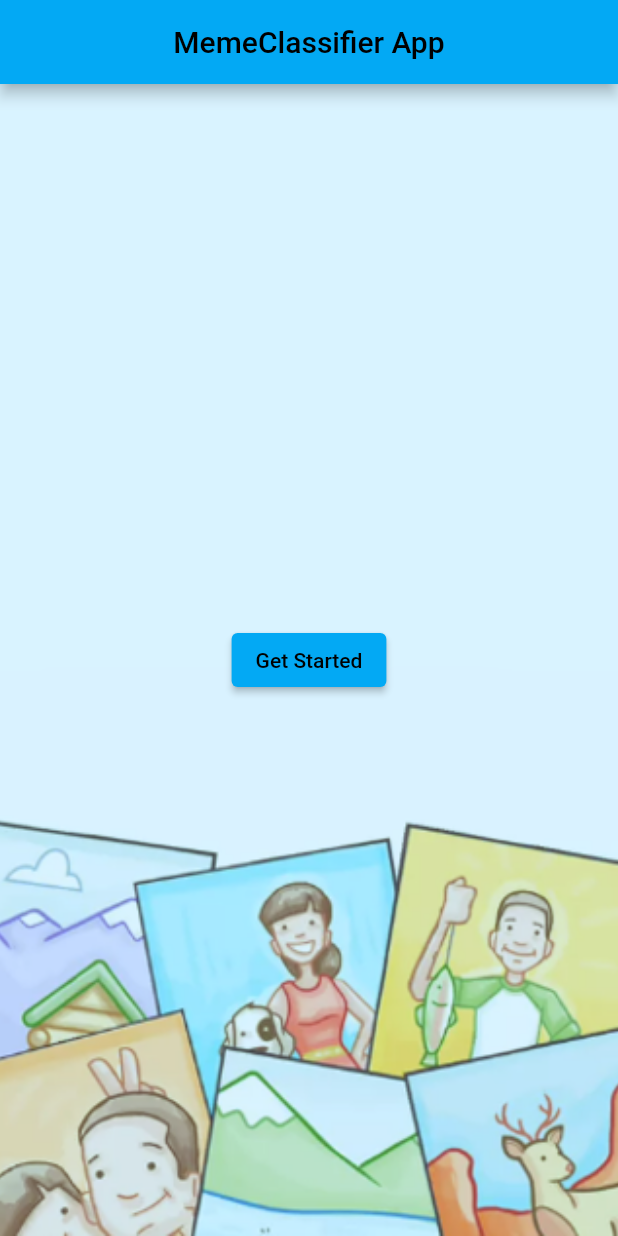
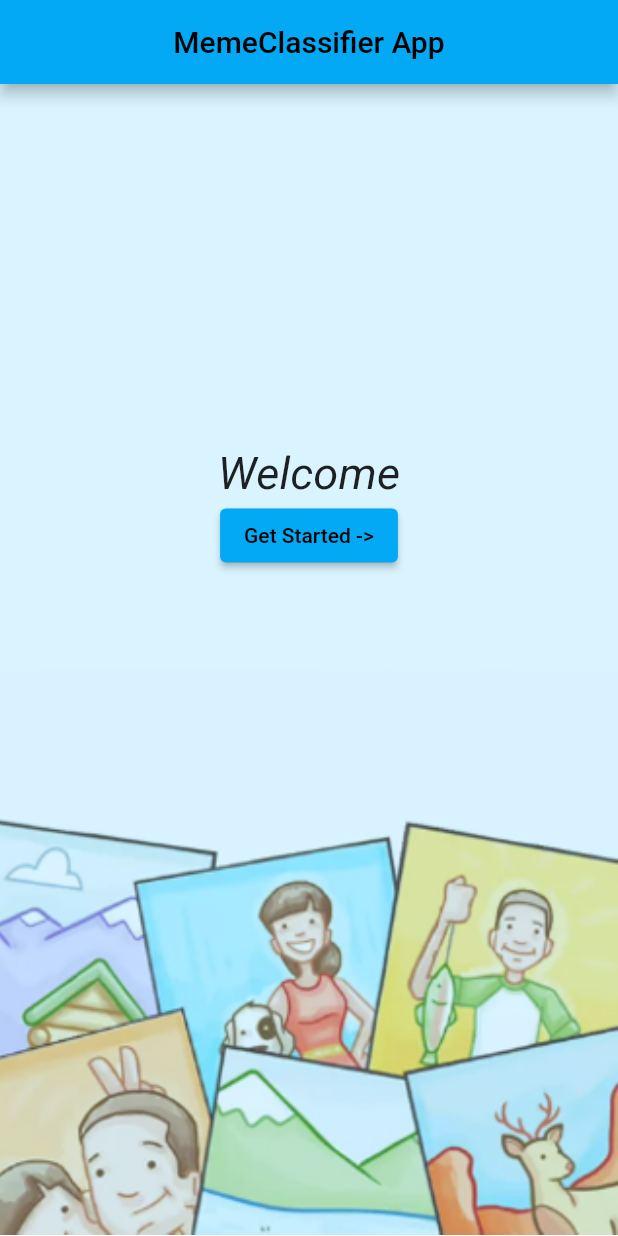
Before and after one commit to Rellik-7/meme_classifier, a Flutter app: the screen it shows after launch, on a phone screen of 412 x 824 dp. Run offline on Flutter 3.47's test engine with Material 2 defaults, Android fonts, the light colour scheme and no system bars; drawn by our look-alikes of animated_text_kit.

Commit message:
first commit

```diff
--- a/lib/main.dart
+++ b/lib/main.dart
@@ -1,3 +1,4 @@
+import 'package:animated_text_kit/animated_text_kit.dart';
 import 'package:flutter/material.dart';
 
 void main() {
@@ -58,7 +59,9 @@
     // The Flutter framework has been optimized to make rerunning build methods
     // fast, so that you can just rebuild anything that needs updating rather
     // than having to individually change instances of widgets.
-    return Container(
+    return Padding(
+      padding: const EdgeInsets.only(bottom: 1.0),
+      child: Container(
 
           decoration:  BoxDecoration(
             image: DecorationImage(
@@ -69,6 +72,7 @@
 
             ),
           ),
+
         child:  Scaffold(
           backgroundColor: Colors.transparent,
           appBar: AppBar(
@@ -76,11 +80,23 @@
             centerTitle: true,
           ),
           body: Center(
+
+
+            child: Padding(
+              padding: const EdgeInsets.only(bottom: 200.0),
               child: Column(
                 mainAxisAlignment: MainAxisAlignment.center,
                 children: [
-              ElevatedButton(onPressed: (){}, child: const Text('Get Started')),
+                  AnimatedTextKit(animatedTexts: [
+                   WavyAnimatedText('Welcome',textStyle: const TextStyle(fontSize: 30,fontStyle: FontStyle.italic)),
+
+
+                  ]),
+
+                  ElevatedButton(onPressed: (){}, child: const Text('Get Started ->')),
                 ],
+              ),
+            ),
           ),
         ),
         ),
--- a/pubspec.yaml
+++ b/pubspec.yaml
@@ -34,6 +34,7 @@ dependencies:
   # The following adds the Cupertino Icons font to your application.
   # Use with the CupertinoIcons class for iOS style icons.
   cupertino_icons: ^1.0.2
+  animated_text_kit: ^4.2.2
 
 dev_dependencies:
   flutter_test:
```
Also changed, not shown: pubspec.lock. Lines whose indentation alone changed are shown as unchanged.
